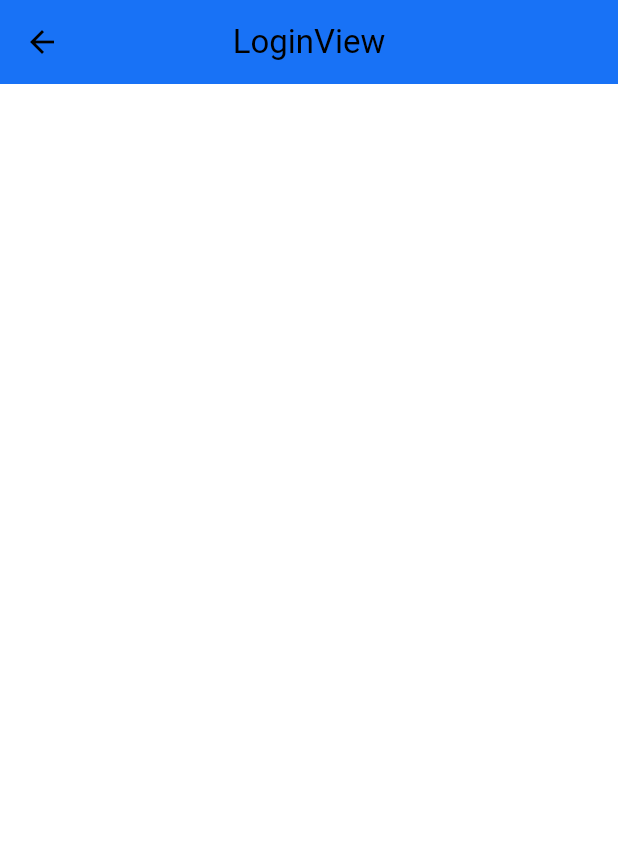
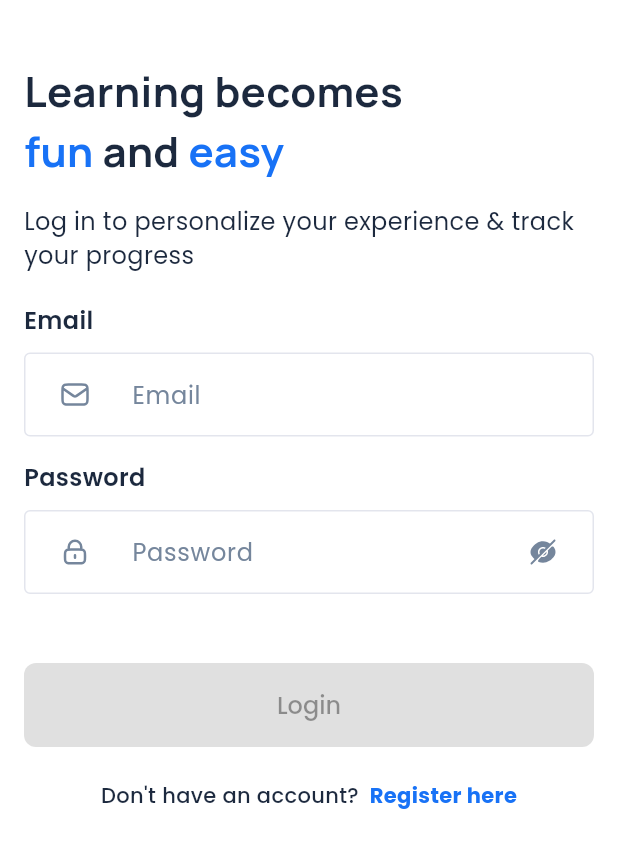
Before and after one commit to Azis202017/Better-App, a Flutter app: the LoginView screen opened by its route, on a phone screen of 412 x 824 dp. Shown: the top 848 px of the screen. Run offline on Flutter 3.47's test engine with Material 3 defaults, Android fonts, the phone set to English and light mode, and no system bars; our stand-ins replace dio, flutter_svg, get, get_storage, google_fonts; accounts and stored records are empty.

Commit message:
[Login] added validate and on focus

```diff
--- a/lib/app/helpers/alert_error.dart
+++ b/lib/app/helpers/alert_error.dart
@@ -3,6 +3,7 @@ import 'package:flutter_svg/svg.dart';
 import 'package:get/get.dart';
 
 import '../shared/themes/color.dart';
+import '../shared/themes/font.dart';
 
 void alertError({required String title, required String subtitle}) {
   Get.snackbar(
@@ -10,10 +11,11 @@ void alertError({required String title, required String subtitle}) {
     "",
     titleText: Text(
       title,
-
+      style: p1Bold,
     ),
     messageText: Text(
       subtitle,
+      style: p4Medium,
     ),
 
     margin: const EdgeInsets.only(
--- a/lib/app/helpers/alert_success.dart
+++ b/lib/app/helpers/alert_success.dart
@@ -1,3 +1,4 @@
+import 'package:better_app/app/shared/themes/font.dart';
 import 'package:flutter/material.dart';
 import 'package:flutter_svg/svg.dart';
 import 'package:get/get.dart';
@@ -10,8 +11,11 @@ void alertSuccess({required String title, required String subtitle}) {
     "",
     titleText: Text(
       title,
+      style: p1Bold,
     ),
     messageText: Text(
+      style: p4Medium,
+
       subtitle,
     ),
 
--- a/lib/app/modules/login/controllers/login_controller.dart
+++ b/lib/app/modules/login/controllers/login_controller.dart
@@ -1,8 +1,79 @@
-
+import 'package:better_app/app/helpers/alert_error.dart';
+import 'package:better_app/app/helpers/alert_success.dart';
+import 'package:better_app/app/services/authentication_service.dart';
+import 'package:better_app/app/services/input/authentication/login_input.dart';
+import 'package:flutter/material.dart';
 import 'package:get/get.dart';
 
+import '../../../routes/app_pages.dart';
+
+class LoginController extends GetxController {
+  String email = "";
+  String password = "";
+  TextEditingController emailController = TextEditingController();
+  TextEditingController passwordController = TextEditingController();
+  FocusNode emailFocus = FocusNode();
+  FocusNode passwordFocus = FocusNode();
+
+  bool isObsecurePassword = true;
+
+  String? onChangeEmail(String? value) {
+    email = value ?? "";
+    update();
+    return email;
+  }
+
+  String? onChangePassword(String? value) {
+    password = value ?? "";
+    update();
+    return password;
+  }
+
+  String? emailValidate(String? value) {
+    if (value!.isEmpty) {
+      return "Email harus diisi terlebih dahulu";
+    } else if (!value.contains("@")) {
+      return "Tambahakn @ di email mu supaya valid";
+    }
+    return null;
+  }
+
+  String? passwordValidate(String? value) {
+    if (value!.isEmpty) {
+      return "Password harus diisi terlebih dahulu";
+    }
+    return null;
+  }
+
+  bool checkActiveButton() {
+    return email.isNotEmpty && password.isNotEmpty;
+  }
+
+  void changeObsecurePassword() {
+    isObsecurePassword = !isObsecurePassword;
+    update();
+  }
+
+  void login() async {
+    LoginInput dataLogin = LoginInput(
+        email: emailController.text, password: passwordController.text);
+    bool isLoginSuccess =
+        await AuthenticationService().login(loginInput: dataLogin);
+    if (isLoginSuccess) {
+      alertSuccess(
+          title: 'Login Success', subtitle: 'Yeayy welcome to Better App');
+    } else {
+      alertError(
+          title: 'Login Fail',
+          subtitle: 'Try to input email and password correctly!');
+    }
+  }
+   void onEmailSubmitted() {
+    FocusScope.of(Get.context!).requestFocus(passwordFocus);
+  }
+  void toRegisterPage() {
+    // Get.toNamed(Routes);
+  }
 
 
-class LoginController extends GetxController {
-
 }
--- a/lib/app/modules/login/views/login_view.dart
+++ b/lib/app/modules/login/views/login_view.dart
@@ -1,18 +1,108 @@
+import 'package:better_app/app/shared/themes/color.dart';
+import 'package:better_app/app/shared/themes/font.dart';
+import 'package:better_app/app/shared/widgets/primary_button.dart';
+import 'package:better_app/app/shared/widgets/rich_two_text.dart';
+import 'package:better_app/app/shared/widgets/text_input.dart';
 import 'package:flutter/material.dart';
 
 import 'package:get/get.dart';
 
+import '../../../shared/widgets/rich_three_text.dart';
+import '../../../shared/widgets/subtitle_text.dart';
 import '../controllers/login_controller.dart';
 
 class LoginView extends GetView<LoginController> {
   const LoginView({Key? key}) : super(key: key);
   @override
   Widget build(BuildContext context) {
-    return Scaffold(
-      appBar: AppBar(
-        title: const Text('LoginView'),
-        centerTitle: true,
-      ),
-    );
+    return GetBuilder<LoginController>(builder: (context) {
+      return SafeArea(
+        child: Scaffold(
+          body: SingleChildScrollView(
+            child: Container(
+              margin: const EdgeInsets.symmetric(
+                horizontal: 16,
+              ),
+              child: Column(
+                crossAxisAlignment: CrossAxisAlignment.start,
+                children: [
+                  const SizedBox(
+                    height: 40,
+                  ),
+                  const Padding(
+                    padding: EdgeInsets.only(
+                      right: 86,
+                    ),
+                    child: RichFourText(
+                      text1: 'Learning becomes',
+                      text2: ' fun',
+                      text3: ' and',
+                      text4: ' easy',
+                    ),
+                  ),
+                  const SizedBox(
+                    height: 16,
+                  ),
+                  const SubtitleText(
+                    subtitle:
+                        'Log in to personalize your experience & track your progress',
+                  ),
+                  const SizedBox(
+                    height: 20,
+                  ),
+                  TextInput(
+                    title: 'Email',
+                    hintText: 'Email',
+                    icon: 'assets/svg/mail-01.svg',
+                    onChange: controller.onChangeEmail,
+                    textEditingController: controller.emailController,
+                    focusNode: controller.emailFocus,
+                    onEditingComplete: controller.onEmailSubmitted,
+                  ),
+                  const SizedBox(
+                    height: 16,
+                  ),
+                  TextInput(
+                    focusNode: controller.passwordFocus,
+                    title: 'Password',
+                    hintText: 'Password',
+                    isShowPassword: controller.isObsecurePassword,
+                    onChange: controller.onChangePassword,
+                    showPassword: controller.changeObsecurePassword,
+                    icon: 'assets/svg/lock-01.svg',
+                    textEditingController: controller.passwordController,
+                  ),
+                  const SizedBox(
+                    height: 46,
+                  ),
+                  PrimaryButton(
+                    title: 'Login',
+                    onPressed: controller.checkActiveButton()
+                        ? controller.login
+                        : null,
+                  ),
+                  const SizedBox(
+                    height: 22,
+                  ),
+                  GestureDetector(
+                    onTap: controller.toRegisterPage,
+                    child: Center(
+                      child: RichTwoText(
+                        text1: 'Don\'t have an account?',
+                        text2: ' Register here',
+                        styleText1: p4Medium,
+                        styleText2: p4Bold.copyWith(
+                          color: primaryBetterColor,
+                        ),
+                      ),
+                    ),
+                  ),
+                ],
+              ),
+            ),
+          ),
+        ),
+      );
+    });
   }
 }
--- a/lib/app/shared/widgets/rich_two_text.dart
+++ b/lib/app/shared/widgets/rich_two_text.dart
@@ -6,10 +6,15 @@ import '../themes/font.dart';
 class RichTwoText extends StatelessWidget {
   final String text1;
   final String text2;
+  final TextStyle? styleText1;
+  final TextStyle? styleText2;
+
   const RichTwoText({
     super.key,
     required this.text1,
     required this.text2,
+    this.styleText1,
+    this.styleText2,
   });
 
   @override
@@ -17,15 +22,17 @@ class RichTwoText extends StatelessWidget {
     return Text.rich(
       TextSpan(
         text: '$text1 ',
-        style: t7.copyWith(
-          color: primaryEbonyClayColor,
-        ),
+        style: styleText1 ??
+            t7.copyWith(
+              color: primaryEbonyClayColor,
+            ),
         children: [
           TextSpan(
             text: text2,
-            style: t7.copyWith(
-              color: primaryBetterColor,
-            ),
+            style: styleText2 ??
+                t7.copyWith(
+                  color: primaryBetterColor,
+                ),
           ),
         ],
       ),
--- a/lib/app/shared/widgets/text_input.dart
+++ b/lib/app/shared/widgets/text_input.dart
@@ -1,3 +1,6 @@
+// ignore_for_file: deprecated_member_use
+
+import 'package:better_app/app/shared/themes/color.dart';
 import 'package:better_app/app/shared/themes/font.dart';
 import 'package:flutter/material.dart';
 import 'package:flutter_svg/flutter_svg.dart';
@@ -6,6 +9,7 @@ class TextInput extends StatelessWidget {
   final String title;
   final TextEditingController textEditingController;
   final String? hintText;
+  final String? icon;
   final void Function()? showPassword;
   final bool? isShowPassword;
   final String? Function(String?)? validator;
@@ -23,6 +27,7 @@ class TextInput extends StatelessWidget {
     this.onChange,
     this.onEditingComplete,
     this.focusNode,
+    this.icon,
   });
 
   @override
@@ -46,7 +51,24 @@ class TextInput extends StatelessWidget {
           validator: validator,
           onEditingComplete: onEditingComplete,
           decoration: InputDecoration(
+              prefixIcon: icon != null
+                  ? GestureDetector(
+                      onTap: showPassword,
+                      child: Padding(
+                        padding: const EdgeInsets.symmetric(horizontal: 24),
+                        child: SvgPicture.asset(
+                          icon ?? "",
+                          width: 20,
+                          height: 20,
+                          color: secondarySteelColor,
+                        ),
+                      ),
+                    )
+                  : null,
               hintText: hintText,
+              hintStyle: p3.copyWith(
+                color: secondarySteelColor,
+              ),
               suffixIconConstraints: const BoxConstraints(
                 minWidth: 20,
                 minHeight: 20,
@@ -62,6 +84,7 @@ class TextInput extends StatelessWidget {
                               : 'assets/svg/eye.svg',
                           width: 20,
                           height: 20,
+                          color: secondarySteelColor,
                         ),
                       ),
                     )
```
Also changed, not shown: lib/app/modules/second_splash_screen/controllers/second_splash_screen_controller.dart (+0 -18 lines), lib/app/services/authentication_service.dart (+8 -3 lines), lib/app/services/book_service.dart (+4 -4 lines), assets/svg/lock-01.svg (added), assets/svg/mail-01.svg (added), assets/svg/user-03.svg (added), lib/app/modules/welcome_before_login/controllers/welcome_before_login_controller.dart (line endings or trailing spaces).
